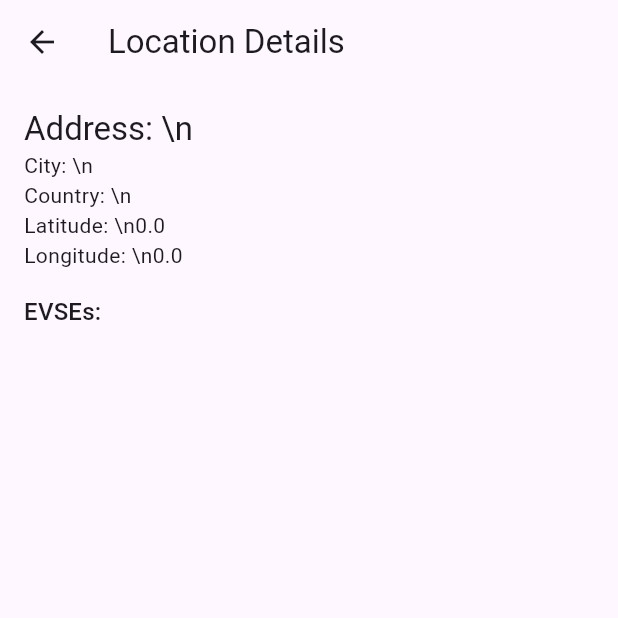
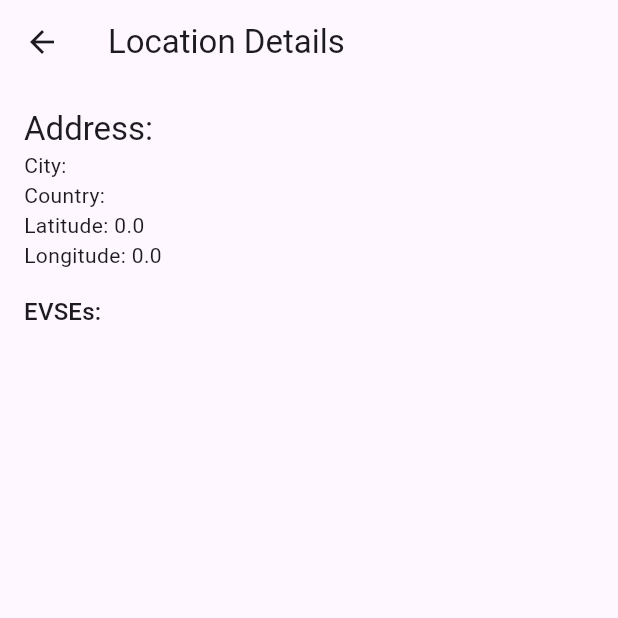
Before and after one commit to Asim-7/charge_locations_app, a Flutter app: the DetailScreen screen opened directly with empty values, on a phone screen of 412 x 824 dp, the top half of it. Run offline on Flutter 3.47's test engine with Material 3 defaults, Android fonts, the phone set to English and light mode, and no system bars; our stand-ins replace equatable, flutter_bloc.

Commit message:
Minor adjustments done

```diff
--- a/lib/data/providers/api_provider.dart
+++ b/lib/data/providers/api_provider.dart
@@ -9,10 +9,7 @@ class ApiProvider {
     final response = await http.get(
       Uri.parse('$baseUrl/Locations?city=$city'),
       // using header so request don't fail due to missing header or something
-      headers: {
-        'Accept': 'application/json',
-        'User-Agent': 'Mozilla/5.0', // Mimic a browser
-      },
+      headers: {'Accept': 'application/json'},
     );
 
     if (response.statusCode == 200) {
--- a/lib/presentation/screens/detail_screen.dart
+++ b/lib/presentation/screens/detail_screen.dart
@@ -17,13 +17,13 @@ class DetailScreen extends StatelessWidget {
           crossAxisAlignment: CrossAxisAlignment.start,
           children: [
             Text(
-              'Address: \\n${location.address}',
+              'Address: ${location.address}',
               style: Theme.of(context).textTheme.titleLarge,
             ),
-            Text('City: \\n${location.city}'),
-            Text('Country: \\n${location.country}'),
-            Text('Latitude: \\n${location.latitude}'),
-            Text('Longitude: \\n${location.longitude}'),
+            Text('City: ${location.city}'),
+            Text('Country: ${location.country}'),
+            Text('Latitude: ${location.latitude}'),
+            Text('Longitude: ${location.longitude}'),
             const SizedBox(height: 16),
             Text('EVSEs:', style: Theme.of(context).textTheme.titleMedium),
             ...location.evses.map(
```
